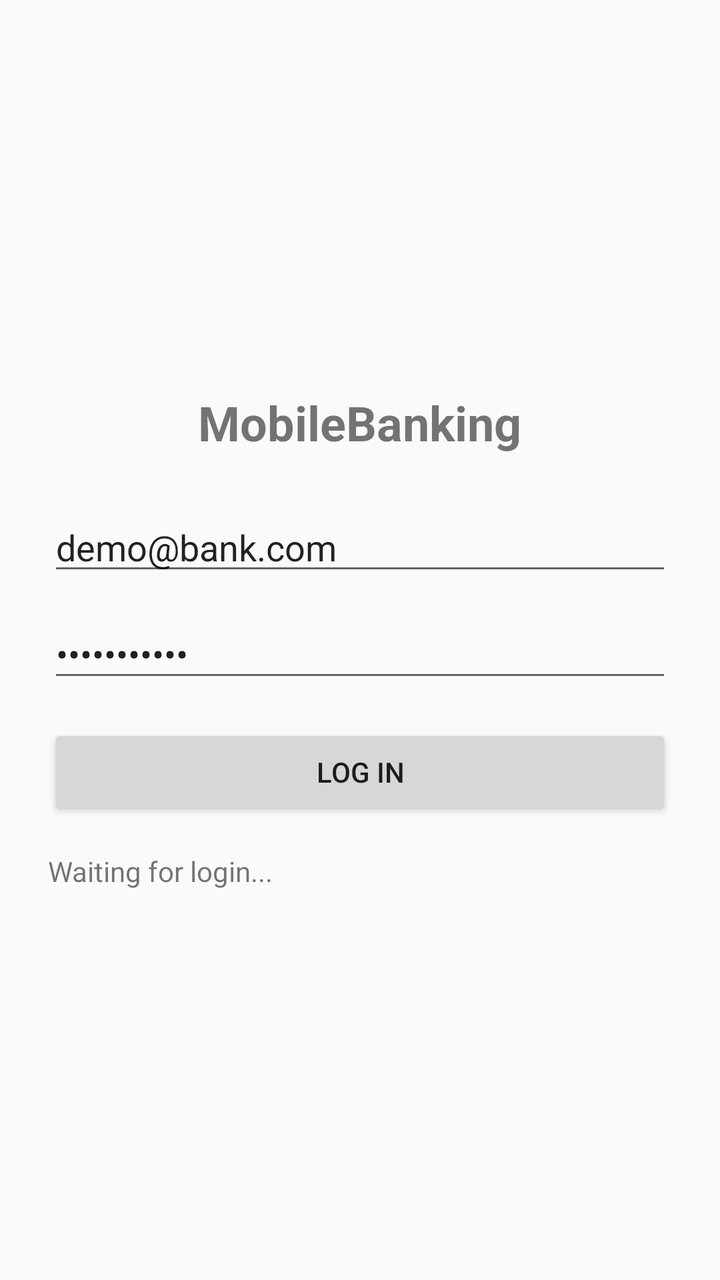
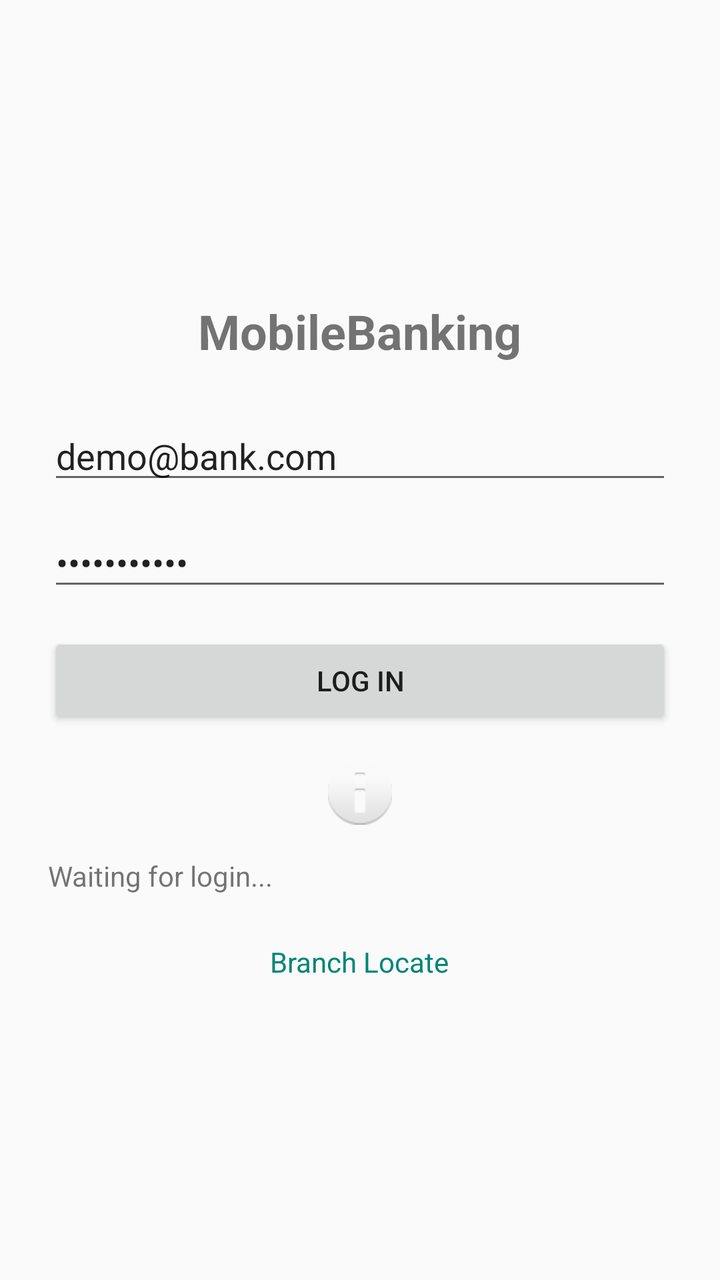

The first picture is an Android layout as it rendered before a commit; the second is the same layout after the commit. The layout source and the unified diff follow.
<!-- AndroidManifest.xml: application theme AppTheme -->
<!-- res/layout/activity_main.xml -->
<?xml version="1.0" encoding="utf-8"?>
<LinearLayout xmlns:android="http://schemas.android.com/apk/res/android"
    android:layout_width="match_parent"
    android:layout_height="match_parent"
    android:orientation="vertical"
    android:padding="24dp"
    android:gravity="center">

    <TextView
        android:layout_width="wrap_content"
        android:layout_height="wrap_content"
        android:text="MobileBanking"
        android:textSize="24sp"
        android:textStyle="bold"
        android:layout_marginBottom="24dp" />

    <EditText
        android:id="@+id/emailField"
        android:layout_width="match_parent"
        android:layout_height="wrap_content"
        android:hint="Email"
        android:text="demo@bank.com"
        android:layout_marginBottom="12dp" />

    <EditText
        android:id="@+id/passwordField"
        android:layout_width="match_parent"
        android:layout_height="wrap_content"
        android:hint="Password"
        android:inputType="textPassword"
        android:text="password123"
        android:layout_marginBottom="16dp" />

    <Button
        android:id="@+id/loginButton"
        android:layout_width="match_parent"
        android:layout_height="wrap_content"
        android:text="Log In" />

    <TextView
        android:id="@+id/resultView"
        android:layout_width="match_parent"
        android:layout_height="wrap_content"
        android:layout_marginTop="16dp"
        android:text="Waiting for login..." />
</LinearLayout>
<!-- resources referenced by this layout -->
<resources>
  <style name="AppTheme" parent="Theme.AppCompat.Light.NoActionBar">
          
      </style>
</resources>

<!-- the commit's change to res/layout/activity_main.xml (unified diff, before → after) -->
@@ -37,10 +37,29 @@
         android:layout_height="wrap_content"
         android:text="Log In" />
 
+    <ImageButton
+        android:id="@+id/biometricLoginButton"
+        android:layout_width="wrap_content"
+        android:layout_height="wrap_content"
+        android:layout_marginTop="16dp"
+        android:src="@android:drawable/ic_dialog_info"
+        android:contentDescription="Biometric Login"
+        android:background="?attr/selectableItemBackgroundBorderless" />
+
     <TextView
         android:id="@+id/resultView"
         android:layout_width="match_parent"
         android:layout_height="wrap_content"
         android:layout_marginTop="16dp"
         android:text="Waiting for login..." />
+
+    <TextView
+        android:id="@+id/branchLocateLink"
+        android:layout_width="wrap_content"
+        android:layout_height="wrap_content"
+        android:layout_marginTop="24dp"
+        android:text="Branch Locate"
+        android:textColor="?android:attr/colorAccent"
+        android:clickable="true"
+        android:focusable="true" />
 </LinearLayout>
